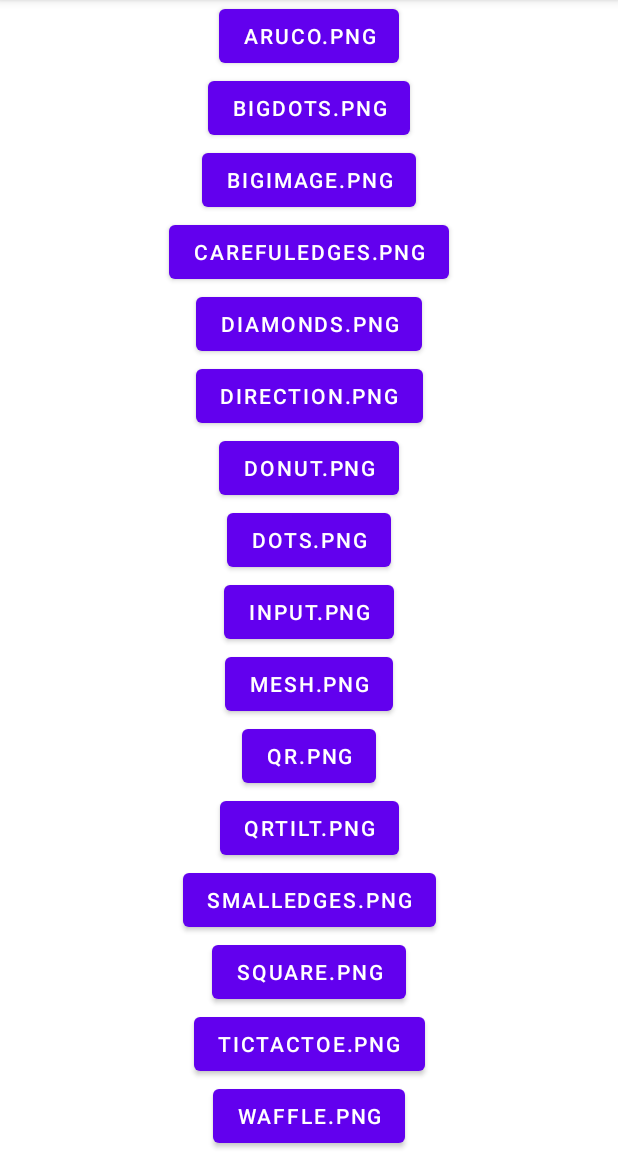
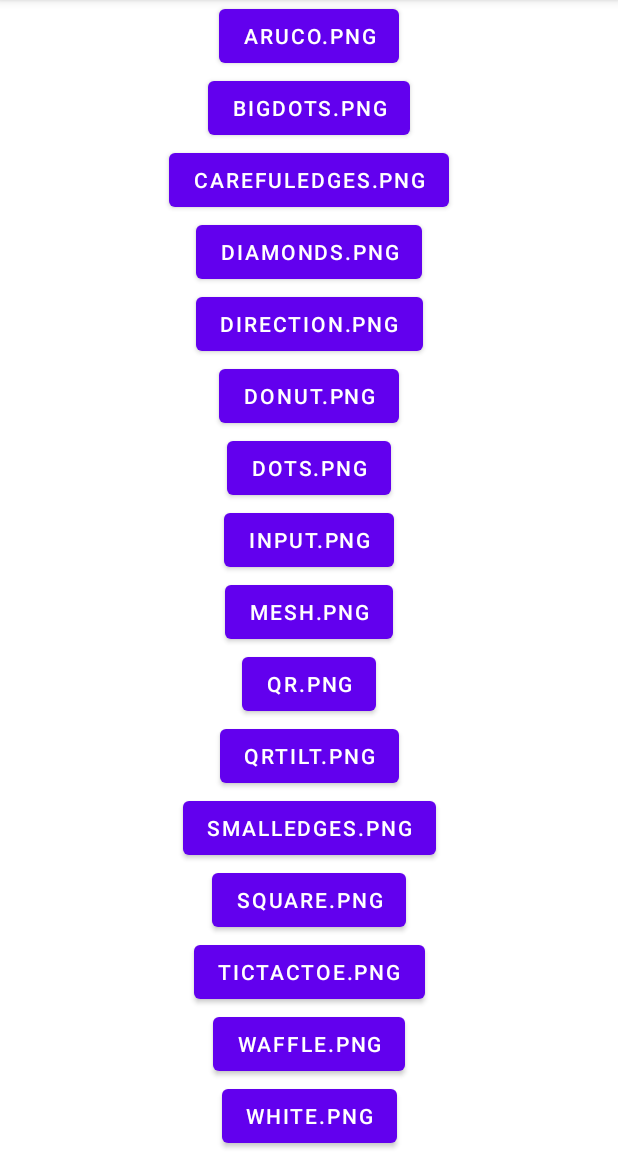
Before and after one commit to alexprieger/EE451FinalProject, an Android app: the screen it shows after launch (MainActivity), on a phone screen of 412 x 824 dp, the part 84-1236 px from its top. Run offline under Robolectric (Android 15) with nearby library versions, the phone set to English and light mode, and no system bars.

Commit message:
Removed big image because it was too large for Github. Also removed from previous commits; bigImage.png will no longer work in the history

```diff
--- a/app/src/main/res/layout/activity_main.xml
+++ b/app/src/main/res/layout/activity_main.xml
@@ -32,22 +32,12 @@
             app:layout_constraintEnd_toEndOf="parent"/>
 
         <Button
-            android:id="@+id/big_image_button"
-            android:layout_width="wrap_content"
-            android:layout_height="wrap_content"
-            android:text="@string/big_image"
-            android:onClick="onClick"
-            app:layout_constraintTop_toBottomOf="@id/big_dots_button"
-            app:layout_constraintStart_toStartOf="parent"
-            app:layout_constraintEnd_toEndOf="parent"/>
-
-        <Button
             android:id="@+id/careful_edges_button"
             android:layout_width="wrap_content"
             android:layout_height="wrap_content"
             android:text="@string/careful_edges"
             android:onClick="onClick"
-            app:layout_constraintTop_toBottomOf="@id/big_image_button"
+            app:layout_constraintTop_toBottomOf="@id/big_dots_button"
             app:layout_constraintStart_toStartOf="parent"
             app:layout_constraintEnd_toEndOf="parent"/>
 
--- a/app/src/main/res/values/strings.xml
+++ b/app/src/main/res/values/strings.xml
@@ -3,7 +3,6 @@
     <string name="image_description">The binary edges of the provided image</string>
     <string name="aruco">aruco.png</string>
     <string name="big_dots">bigDots.png</string>
-    <string name="big_image">bigImage.png</string>
     <string name="careful_edges">carefulEdges.png</string>
     <string name="diamonds">diamonds.png</string>
     <string name="direction">direction.png</string>
```
